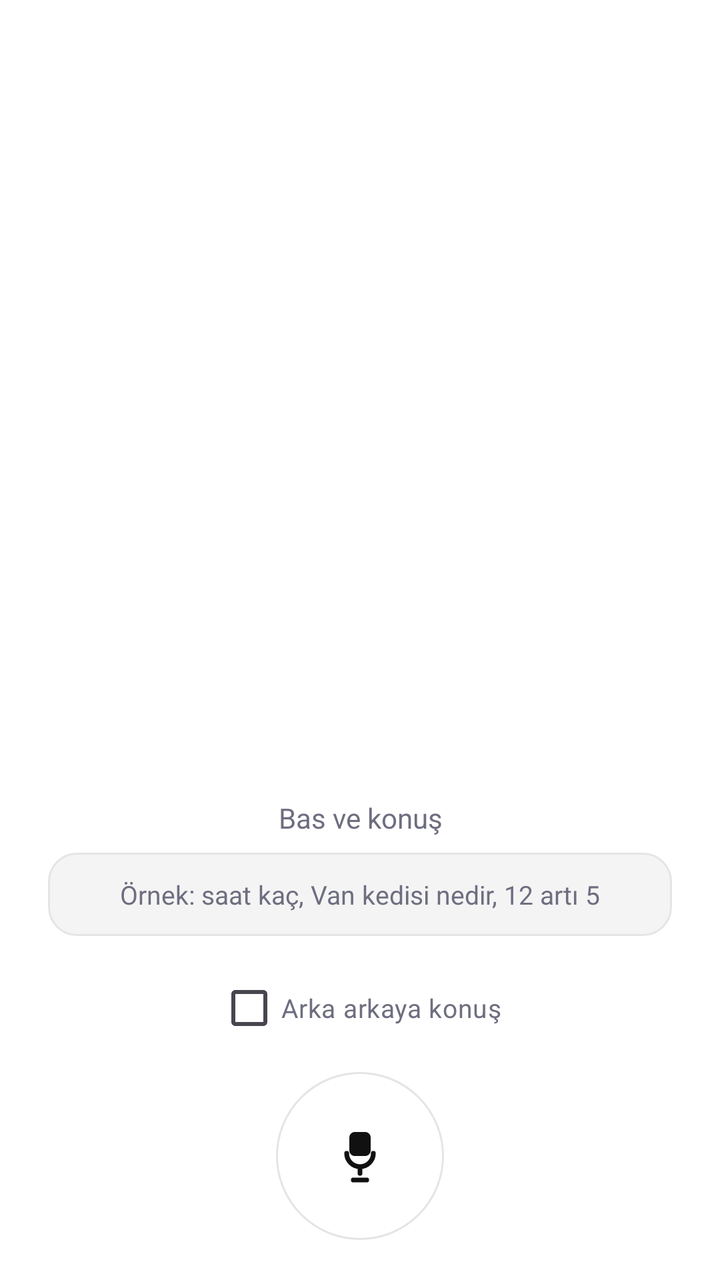
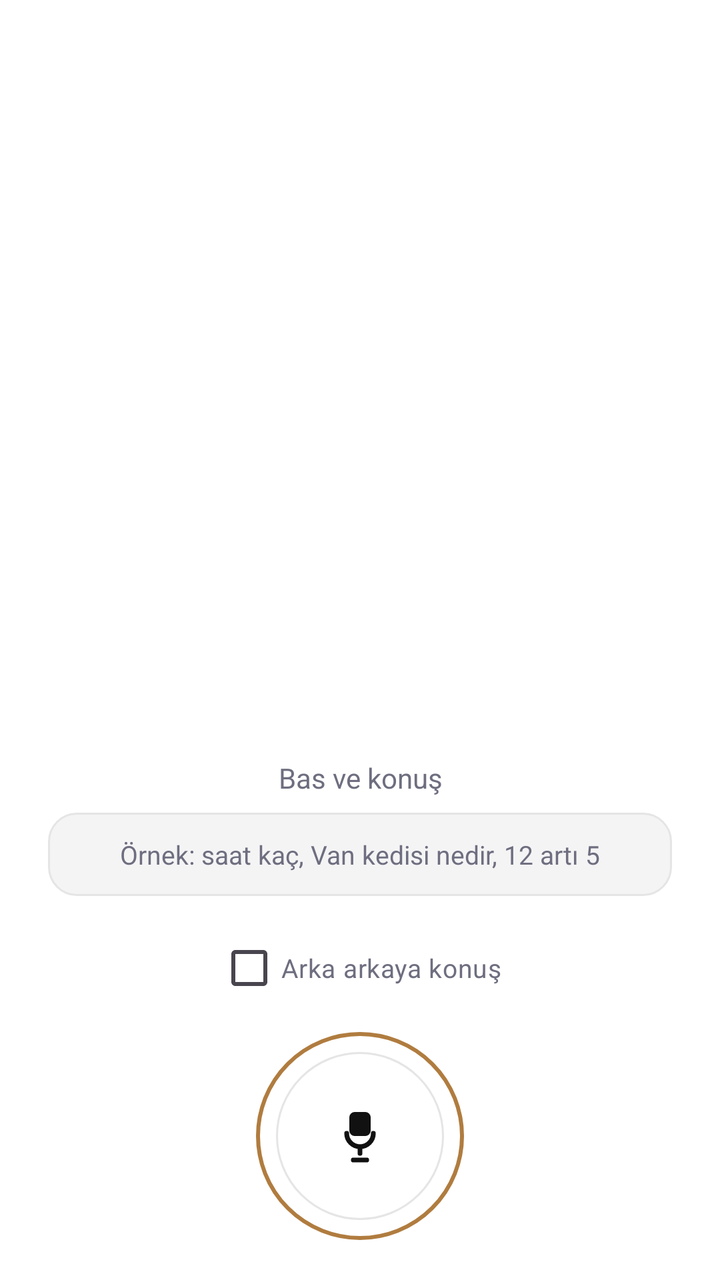

Two renders of the same Android screen: before a commit and after it. Below are the layout's source before the change and the commit's diff.
<!-- AndroidManifest.xml: application theme Theme.SesliAsistan -->
<!-- res/layout/fragment_voice.xml -->
﻿<?xml version="1.0" encoding="utf-8"?>
<LinearLayout xmlns:android="http://schemas.android.com/apk/res/android"
    android:layout_width="match_parent"
    android:layout_height="match_parent"
    android:orientation="vertical"
    android:background="@color/bg">

    <androidx.recyclerview.widget.RecyclerView
        android:id="@+id/voiceRv"
        android:layout_width="match_parent"
        android:layout_height="0dp"
        android:layout_weight="1"
        android:clipToPadding="false"
        android:paddingStart="12dp"
        android:paddingEnd="12dp"
        android:paddingTop="8dp"
        android:paddingBottom="8dp" />

    <TextView
        android:id="@+id/voiceStatus"
        android:layout_width="match_parent"
        android:layout_height="wrap_content"
        android:text="Bas ve konuş"
        android:textColor="@color/muted"
        android:textSize="14sp"
        android:gravity="center"
        android:layout_marginBottom="8dp" />

    <TextView
        android:layout_width="match_parent"
        android:layout_height="wrap_content"
        android:layout_marginStart="24dp"
        android:layout_marginEnd="24dp"
        android:layout_marginBottom="12dp"
        android:background="@drawable/terminal_bg"
        android:padding="12dp"
        android:text="Örnek: saat kaç, Van kedisi nedir, 12 artı 5"
        android:textColor="@color/muted"
        android:textSize="13sp"
        android:gravity="center" />

    <LinearLayout
        android:id="@+id/setupRow"
        android:layout_width="match_parent"
        android:layout_height="wrap_content"
        android:orientation="horizontal"
        android:gravity="center_vertical"
        android:layout_marginStart="16dp"
        android:layout_marginEnd="16dp"
        android:layout_marginBottom="8dp"
        android:visibility="gone">

        <TextView
            android:id="@+id/setupStatus"
            android:layout_width="0dp"
            android:layout_height="wrap_content"
            android:layout_weight="1"
            android:text="Ses modeli yok"
            android:textColor="@color/muted"
            android:textSize="13sp" />

        <androidx.appcompat.widget.AppCompatButton
            android:id="@+id/setupBtn"
            android:layout_width="wrap_content"
            android:layout_height="44dp"
            android:background="@drawable/btn_primary_soft"
            android:backgroundTint="@null"
            android:text="Modeli Kur"
            android:textColor="@color/onGold"
            android:textSize="13sp" />
    </LinearLayout>

    <CheckBox
        android:id="@+id/autoBox"
        android:layout_width="wrap_content"
        android:layout_height="wrap_content"
        android:layout_gravity="center"
        android:layout_marginBottom="8dp"
        android:text="Arka arkaya konuş"
        android:textColor="@color/muted"
        android:textSize="13sp" />

    <ImageButton
        android:id="@+id/voiceMicBtn"
        android:layout_width="84dp"
        android:layout_height="84dp"
        android:layout_gravity="center"
        android:layout_marginBottom="20dp"
        android:background="@drawable/btn_mic_off"
        android:src="@drawable/ic_mic"
        android:tint="@color/ink"
        android:scaleType="center"
        android:contentDescription="Konuş" />
</LinearLayout>
<!-- resources referenced by this layout -->
<resources>
  <color name="bg">#FFFFFF</color>
  <color name="ink">#111111</color>
  <color name="muted">#6E6E80</color>
  <color name="onGold">#141414</color>
  <!-- drawable btn_mic_off (drawable) -->
  <?xml version="1.0" encoding="utf-8"?>
  <shape xmlns:android="http://schemas.android.com/apk/res/android" android:shape="oval">
      <solid android:color="@color/card" />
      <stroke android:width="1dp" android:color="@color/line" />
  </shape>
  <!-- drawable btn_primary_soft (drawable) -->
  <?xml version="1.0" encoding="utf-8"?>
  <shape xmlns:android="http://schemas.android.com/apk/res/android" android:shape="rectangle">
      <corners android:radius="18dp" />
      <solid android:color="@color/gold" />
  </shape>
  <!-- drawable ic_mic (drawable) -->
  <vector xmlns:android="http://schemas.android.com/apk/res/android"
      android:width="32dp" android:height="32dp"
      android:viewportWidth="24" android:viewportHeight="24">
      <path android:fillColor="#3A3A42"
          android:pathData="M10,3 h4 a2,2 0 0,1 2,2 v5 a2,2 0 0,1 -2,2 h-4 a2,2 0 0,1 -2,-2 v-5 a2,2 0 0,1 2,-2 z" />
      <path android:fillColor="#00000000" android:strokeColor="#3A3A42"
          android:strokeWidth="1.8" android:strokeLineCap="round"
          android:pathData="M7,11 a5,5 0 0,0 10,0 M12,16 v2.5 M9.5,21 h5" />
  </vector>
  <!-- drawable terminal_bg (drawable) -->
  <?xml version="1.0" encoding="utf-8"?>
  <shape xmlns:android="http://schemas.android.com/apk/res/android" android:shape="rectangle">
      <corners android:radius="14dp" />
      <solid android:color="@color/logBg" />
      <stroke android:width="1dp" android:color="@color/line" />
  </shape>
  <style name="Theme.SesliAsistan" parent="Theme.Material3.DayNight.NoActionBar">
          <item name="android:textColorPrimary">@color/ink</item>
          <item name="android:textColorSecondary">@color/muted</item>
          <item name="android:textColorHint">@color/muted</item>
          <item name="android:editTextStyle">@style/Widget.SesliAsistan.EditText</item>
          <item name="android:windowBackground">@color/bg</item>
      </style>
  <color name="card">#FFFFFF</color>
  <color name="line">#E5E5E5</color>
  <color name="gold">#B07C3F</color>
  <color name="logBg">#F4F4F5</color>
  <style name="Widget.SesliAsistan.EditText" parent="Widget.AppCompat.EditText">
          <item name="android:textColor">@color/ink</item>
          <item name="android:textColorHint">@color/muted</item>
          <item name="android:background">@null</item>
      </style>
</resources>

<!-- the commit's change to res/layout/fragment_voice.xml (unified diff, before → after) -->
@@ -80,15 +80,27 @@
         android:textColor="@color/muted"
         android:textSize="13sp" />
 
-    <ImageButton
-        android:id="@+id/voiceMicBtn"
-        android:layout_width="84dp"
-        android:layout_height="84dp"
+    <FrameLayout
+        android:layout_width="wrap_content"
+        android:layout_height="wrap_content"
         android:layout_gravity="center"
-        android:layout_marginBottom="20dp"
-        android:background="@drawable/btn_mic_off"
-        android:src="@drawable/ic_mic"
-        android:tint="@color/ink"
-        android:scaleType="center"
-        android:contentDescription="Konuş" />
+        android:layout_marginBottom="20dp">
+
+        <View
+            android:layout_width="104dp"
+            android:layout_height="104dp"
+            android:layout_gravity="center"
+            android:background="@drawable/mic_ring" />
+
+        <ImageButton
+            android:id="@+id/voiceMicBtn"
+            android:layout_width="84dp"
+            android:layout_height="84dp"
+            android:layout_gravity="center"
+            android:background="@drawable/btn_mic_off"
+            android:src="@drawable/ic_mic"
+            android:tint="@color/ink"
+            android:scaleType="center"
+            android:contentDescription="Konuş" />
+    </FrameLayout>
 </LinearLayout>
<!-- resource entries referenced after the edit -->
@@ -14,7 +14,10 @@
   <?xml version="1.0" encoding="utf-8"?>
   <shape xmlns:android="http://schemas.android.com/apk/res/android" android:shape="rectangle">
       <corners android:radius="18dp" />
-      <solid android:color="@color/gold" />
+      <gradient
+          android:angle="135"
+          android:startColor="#D8A65E"
+          android:endColor="@color/gold" />
   </shape>
   <!-- drawable ic_mic (drawable) -->
   <vector xmlns:android="http://schemas.android.com/apk/res/android"
@@ -26,6 +29,12 @@
           android:strokeWidth="1.8" android:strokeLineCap="round"
           android:pathData="M7,11 a5,5 0 0,0 10,0 M12,16 v2.5 M9.5,21 h5" />
   </vector>
+  <!-- drawable mic_ring (drawable) -->
+  <?xml version="1.0" encoding="utf-8"?>
+  <shape xmlns:android="http://schemas.android.com/apk/res/android" android:shape="oval">
+      <solid android:color="@android:color/transparent" />
+      <stroke android:width="2dp" android:color="@color/gold" />
+  </shape>
   <!-- drawable terminal_bg (drawable) -->
   <?xml version="1.0" encoding="utf-8"?>
   <shape xmlns:android="http://schemas.android.com/apk/res/android" android:shape="rectangle">
@@ -39,6 +48,11 @@
           <item name="android:textColorHint">@color/muted</item>
           <item name="android:editTextStyle">@style/Widget.SesliAsistan.EditText</item>
           <item name="android:windowBackground">@color/bg</item>
+          <item name="colorPrimary">@color/gold</item>
+          <item name="colorOnPrimary">@color/onGold</item>
+          <item name="colorSecondary">@color/gold</item>
+          <item name="colorSurface">@color/card</item>
+          <item name="colorOnSurface">@color/ink</item>
       </style>
   <color name="card">#FFFFFF</color>
   <color name="line">#E5E5E5</color>
